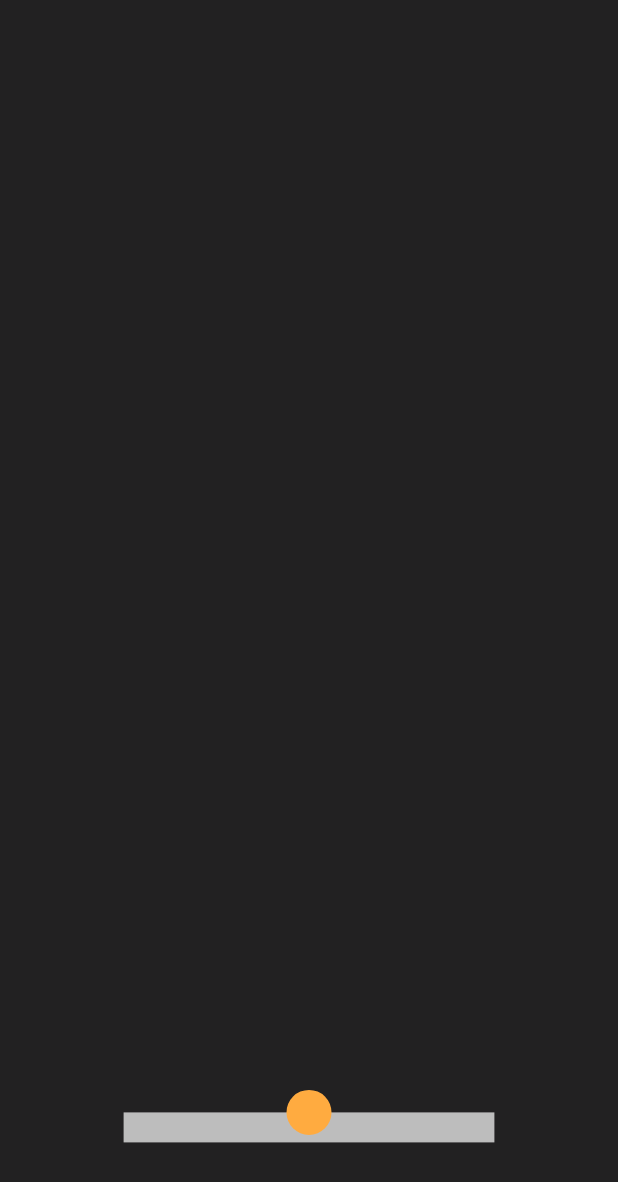
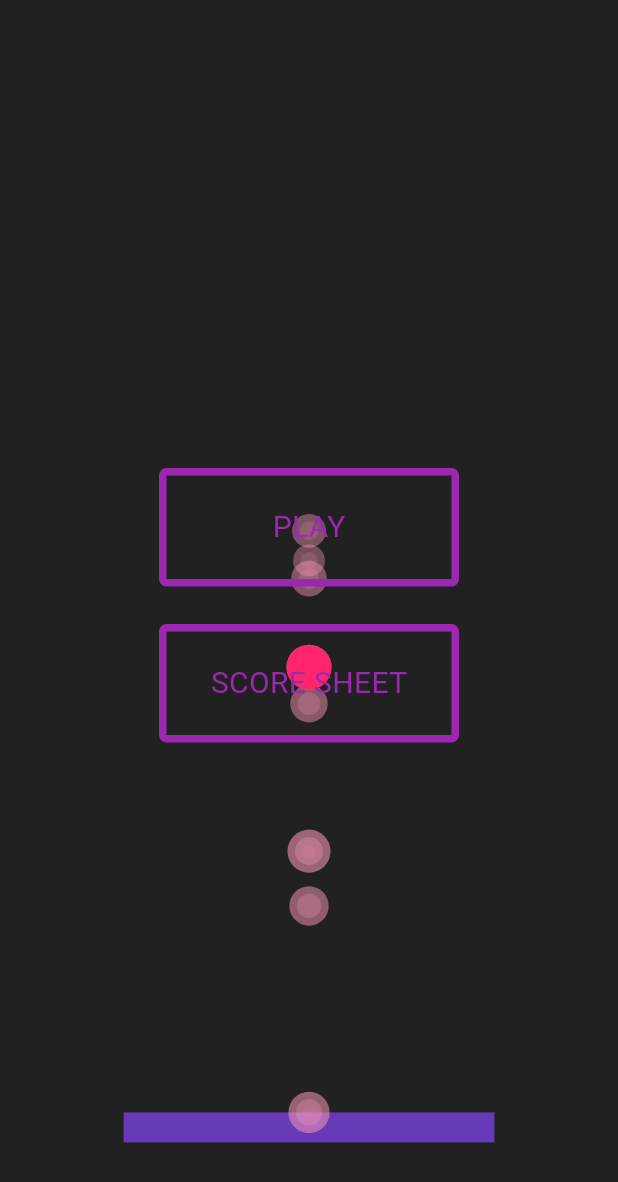
Before and after one commit to Sudharsshan/Pong-Ping, a Flutter app: the screen it shows after launch, on a phone screen of 412 x 824 dp. Shown: the top 1182 px of the screen. Run offline on Flutter 3.47's test engine with Material 3 defaults, Android fonts, the light colour scheme and no system bars.

Commit message:
finalised main menu

```diff
--- a/pong_ping/lib/customEngine/ball_bouncer.dart
+++ b/pong_ping/lib/customEngine/ball_bouncer.dart
@@ -1,5 +1,6 @@
 import 'package:flutter/material.dart';
 import 'package:flutter/scheduler.dart'; // for Ticker
+import 'dart:math';
 
 class BallBouncer extends StatefulWidget{
   const BallBouncer({super.key});
@@ -14,17 +15,33 @@ class BounceController extends State<BallBouncer> with SingleTickerProviderState
   Duration _lastElapsed = Duration.zero;
 
   // Ball state
-  double _ballY = 0.5;      // normalized [0,1]
+  double _ballY = 0.3;      // normalized [0,1]
   double _velocity = 0.0;   // in normalized units per second
   final double _gravity = 1.0; // accel in normalized units/sec²
+
+  // New: record the velocity needed to reach the starting height
+  late final double _initialVelocity;
+  final paddleY = 0.9;
+
+  // Max number of trail “particles”
+  final int _maxTrailLength = 20;
+
+  // A list of past normalized Y positions
+  final List<double> _trail = [];
+
 
   @override
   void initState() {
     super.initState();
 
-    // Create the ticker
-    _ticker = this.createTicker(_onTick)
-      ..start();
+    // Calculate the exact velocity to go from paddleY up to startY
+
+    final startY = _ballY; // 0.5
+    // Using v^2 = 2 * g * Δy  →  v = sqrt(2 * g * (paddleY - startY))
+    _initialVelocity = sqrt(2 * _gravity * (paddleY - startY));
+
+    // start the ticker…
+    _ticker = this.createTicker(_onTick)..start();
   }
 
   void _onTick(Duration elapsed) {
@@ -35,21 +52,28 @@ class BounceController extends State<BallBouncer> with SingleTickerProviderState
     }
 
     // Compute delta time in seconds
-    final delta = (elapsed - _lastElapsed).inMilliseconds / 1000.0;
+    final dt = (elapsed - _lastElapsed).inMilliseconds / 1000.0;
     _lastElapsed = elapsed;
 
-    // Physics: gravity + position update
-    _velocity += _gravity * delta;
-    _ballY += _velocity * delta;
+    // Physics
+    _velocity += _gravity * dt;
+    _ballY += _velocity * dt;
 
-    // Bounce logic
-    const paddleY = 0.9;
+    // Bounce
     if (_ballY >= paddleY) {
       _ballY = paddleY;
-      _velocity = -_velocity * 1; // no damping
+      _velocity = -_initialVelocity;  // reset to perfect upward speed
     } else if (_ballY <= 0) {
       _ballY = 0;
-      _velocity = -_velocity;
+      _velocity = _initialVelocity;   // if you also want it to bounce off the ceiling
+    }
+
+    // 1. Add current position to the front
+    _trail.insert(0, _ballY);
+
+    // 2. Trim old entries
+    if (_trail.length > _maxTrailLength) {
+      _trail.removeLast();
     }
 
     // Trigger repaint
@@ -65,7 +89,7 @@ class BounceController extends State<BallBouncer> with SingleTickerProviderState
   @override
   Widget build(BuildContext context) {
     return CustomPaint(
-      painter: _BallPainter(ballY: _ballY),
+      painter: _BallPainter(ballY: _ballY, trail: _trail),
       child: Container(),
     );
   }
@@ -73,8 +97,9 @@ class BounceController extends State<BallBouncer> with SingleTickerProviderState
 
 class _BallPainter extends CustomPainter {
   final double ballY; // normalized [0,1]
+  final List<double> trail;
 
-  _BallPainter({required this.ballY});
+  _BallPainter({required this.ballY, required this.trail});
 
   @override
   void paint(Canvas canvas, Size size) {
@@ -89,23 +114,32 @@ class _BallPainter extends CustomPainter {
     final paddleHeight = 20.0;
     final paddleX = (size.width - paddleWidth) / 2;
     final paddleY = size.height * 0.9;
-    paint.color = Colors.white70;
+    paint.color = Colors.deepPurple;
     canvas.drawRect(
       Rect.fromLTWH(paddleX, paddleY, paddleWidth, paddleHeight),
       paint,
     );
 
-    // 3. Draw ball
+    // 3. Draw ball & Trail: draw circles for each past position
     final ballRadius = 15.0;
     final ballX = size.width / 2;
     final ballPosY = ballY * size.height;
-    paint.color = Colors.orangeAccent;
+    // forst trails
+    for (int i = 0; i < trail.length; i++) {
+      final posY = trail[i] * size.height;
+      // opacity fades from 1.0 down to ~0.0
+      final opacity = (1 - i / trail.length).clamp(0.0, 1.0);
+      paint.color = const Color.fromARGB(255, 247, 151, 183).withOpacity(opacity * 0.6);
+      // optionally shrink the circle slightly
+      final radius = ballRadius * (1 - i / (trail.length * 1.2));
+      canvas.drawCircle(Offset(ballX, posY), radius, paint);
+    }
+    // then ball on top
+    paint.color = const Color.fromARGB(255, 255, 38, 110);
     canvas.drawCircle(Offset(ballX, ballPosY), ballRadius, paint);
   }
 
   @override
-  bool shouldRepaint(covariant _BallPainter old) {
-    // repaint whenever the ball moves
-    return old.ballY != ballY;
-  }
+  bool shouldRepaint(covariant _BallPainter old) =>
+      old.ballY != ballY || old.trail.length != trail.length;
 }
--- a/pong_ping/lib/pages/mainscreen.dart
+++ b/pong_ping/lib/pages/mainscreen.dart
@@ -10,7 +10,48 @@ class Mainscreen extends StatelessWidget{
 
     return Scaffold(
       body: Center(
-        child: BallBouncer())
+        child: Stack(
+          alignment: Alignment(0, 0),
+          children: [
+             BallBouncer(),
+
+             ConstrainedBox(
+              constraints: BoxConstraints(maxWidth: 200, maxHeight: 200),
+              child: ListView(
+                children: [
+                    GestureDetector(
+                      child: Container(
+                        padding: EdgeInsets.all(20),
+                        decoration: BoxDecoration(
+                          borderRadius: BorderRadius.circular(5),
+                          color: Colors.transparent,
+                          border: Border.all(width: 5, color: Colors.purple)
+                        ),
+                        child: const Center(child: Text('PLAY', style: TextStyle(fontSize:20, color:  Colors.purple),),),
+                      ),
+                    ),
+
+                    const SizedBox(
+                      height: 25,
+                    ),
+
+                    GestureDetector(
+                      child: Container(
+                        padding: EdgeInsets.all(20),
+                        decoration: BoxDecoration(
+                          borderRadius: BorderRadius.circular(5),
+                          color: Colors.transparent,
+                          border: Border.all(width: 5, color: Colors.purple)
+                        ),
+                        child: const Center(child: Text('SCORE SHEET', style: TextStyle(fontSize:20, color:  Colors.purple),),),
+                      ),
+                    ),
+                ],
+              ),
+            )
+          ],
+        )
+        )
     );
   }
 
```
